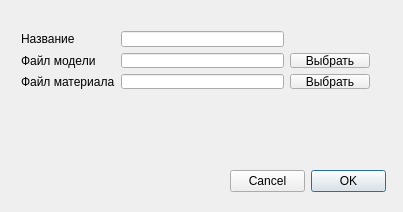
Before: the Qt Designer form GameEditor/AddStaticGameObjectDialog.ui in frostteo/GameEditor, drawn with Qt 5.
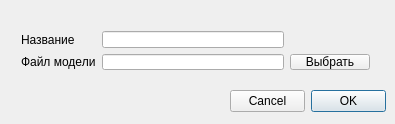
After: the same form once the commit is applied.

Diff of the .ui file:
```diff
--- a/GameEditor/AddStaticGameObjectDialog.ui
+++ b/GameEditor/AddStaticGameObjectDialog.ui
@@ -6,8 +6,8 @@
    <rect>
     <x>0</x>
     <y>0</y>
-    <width>403</width>
-    <height>212</height>
+    <width>395</width>
+    <height>124</height>
    </rect>
   </property>
   <property name="windowTitle">
@@ -17,7 +17,7 @@
    <property name="geometry">
     <rect>
      <x>230</x>
-     <y>170</y>
+     <y>90</y>
      <width>156</width>
      <height>23</height>
     </rect>
@@ -109,13 +109,13 @@
     <string/>
    </property>
   </widget>
-  <widget class="QWidget" name="">
+  <widget class="QWidget" name="layoutWidget">
    <property name="geometry">
     <rect>
      <x>10</x>
      <y>20</y>
      <width>371</width>
-     <height>80</height>
+     <height>61</height>
     </rect>
    </property>
    <layout class="QGridLayout" name="gridLayout">
@@ -160,30 +160,6 @@
       </property>
      </widget>
     </item>
-    <item row="2" column="0">
-     <widget class="QLabel" name="label_3">
-      <property name="text">
-       <string>Файл материала</string>
-      </property>
-     </widget>
-    </item>
-    <item row="2" column="1">
-     <widget class="QLineEdit" name="staticGOMaterialEdit">
-      <property name="maxLength">
-       <number>256</number>
-      </property>
-      <property name="readOnly">
-       <bool>true</bool>
-      </property>
-     </widget>
-    </item>
-    <item row="2" column="2">
-     <widget class="QPushButton" name="chooseMaterialFileBtn">
-      <property name="text">
-       <string>Выбрать</string>
-      </property>
-     </widget>
-    </item>
    </layout>
   </widget>
  </widget>
```
